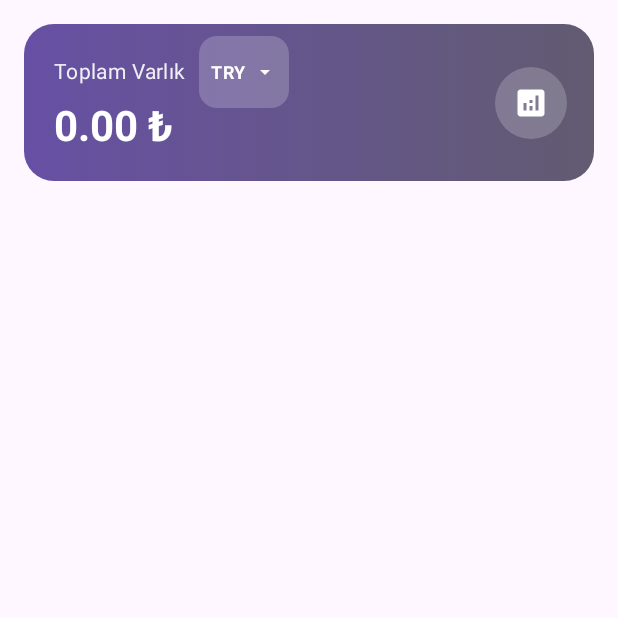
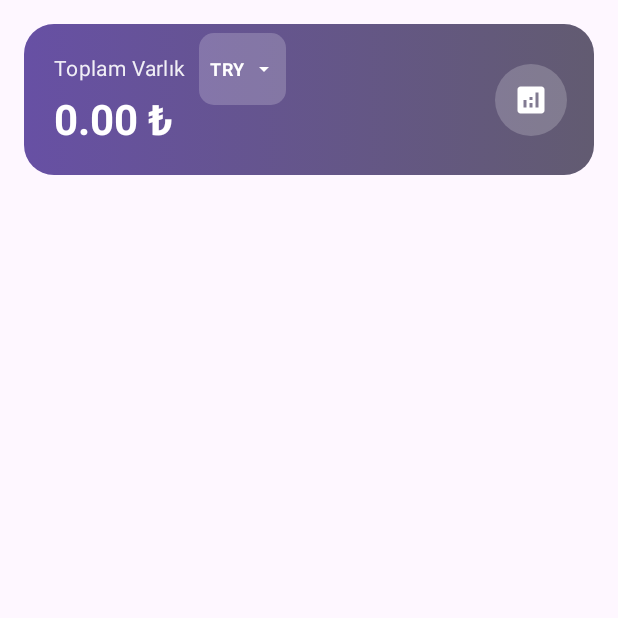
Before and after one commit to bsenturk/varlik-takibi-android, an Android app built with Jetpack Compose: the composable TotalValueHeader called with empty values, on a phone screen of 412 x 824 dp, the top half of it. Run offline under Robolectric (Android 15) with nearby library versions, the phone set to English and light mode, and no system bars; our stand-ins replace Dagger/Hilt's generated code, accompanist; 1 statement that could not run was skipped.

Commit message:
feat: Sync currency selection across Assets and Analytics screens
Implemented shared currency state management to ensure currency selection is synchronized between Assets and Analytics screens:

1. **MarketDataManager** (Shared State):
   - Added `selectedCurrency` StateFlow to manage global currency selection
   - Added `setSelectedCurrency()` method to update shared state
   - Both ViewModels now observe this shared state

2. **AssetsViewModel**:
   - Added `observeSelectedCurrency()` to listen for currency changes
   - Updated `setSelectedCurrency()` to call `marketDataManager.setSelectedCurrency()`
   - Currency changes now automatically recalculate portfolio values

3. **AnalyticsViewModel**:
   - Added `observeSelectedCurrency()` to listen for currency changes
   - Updated `setSelectedCurrency()` to call `marketDataManager.setSelectedCurrency()`
   - Currency changes now automatically recalculate analytics

4. **AssetsScreen UI**:
   - Reduced currency button height from 24dp to 20dp for better visual balance
   - Reduced corner radius from 12dp to 10dp
   - Reduced horizontal padding from 8dp to 6dp

**Result**: Changing currency on Assets screen now automatically updates Analytics screen and vice versa. The currency selection is preserved app-wide through the singleton MarketDataManager.

🤖 Generated with [Claude Code](https://claude.com/claude-code)

Co-Authored-By: Claude <noreply@anthropic.com>

```diff
--- a/app/src/main/java/com/xptlabs/varliktakibi/presentation/assets/AssetsScreen.kt
+++ b/app/src/main/java/com/xptlabs/varliktakibi/presentation/assets/AssetsScreen.kt
@@ -271,12 +271,12 @@ private fun TotalValueHeader(
                             TextButton(
                                 onClick = { showCurrencyMenu = true },
                                 modifier = Modifier
-                                    .height(24.dp)
+                                    .height(20.dp)
                                     .background(
                                         Color.White.copy(alpha = 0.2f),
-                                        RoundedCornerShape(12.dp)
+                                        RoundedCornerShape(10.dp)
                                     ),
-                                contentPadding = PaddingValues(horizontal = 8.dp, vertical = 0.dp)
+                                contentPadding = PaddingValues(horizontal = 6.dp, vertical = 0.dp)
                             ) {
                                 Text(
                                     text = selectedCurrency.code,
```
Also changed, not shown: app/src/main/java/com/xptlabs/varliktakibi/managers/MarketDataManager.kt (+11 -0 lines), app/src/main/java/com/xptlabs/varliktakibi/presentation/analytics/AnalyticsViewModel.kt (+18 -8 lines), app/src/main/java/com/xptlabs/varliktakibi/presentation/assets/AssetsViewModel.kt (+24 -14 lines).
